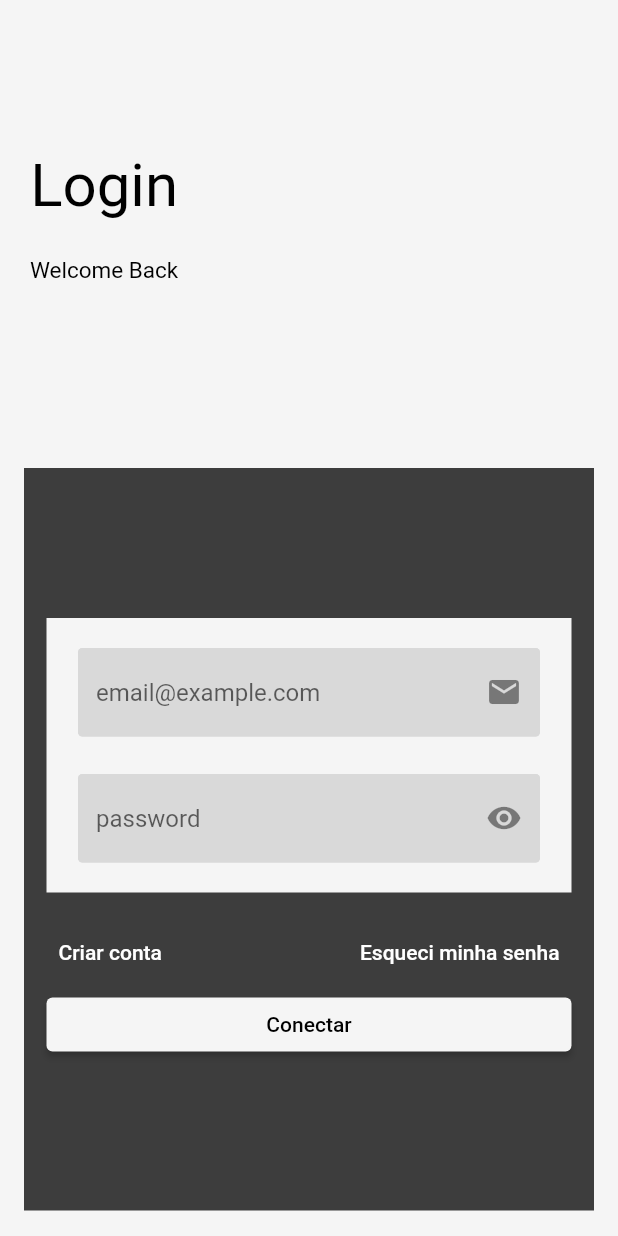
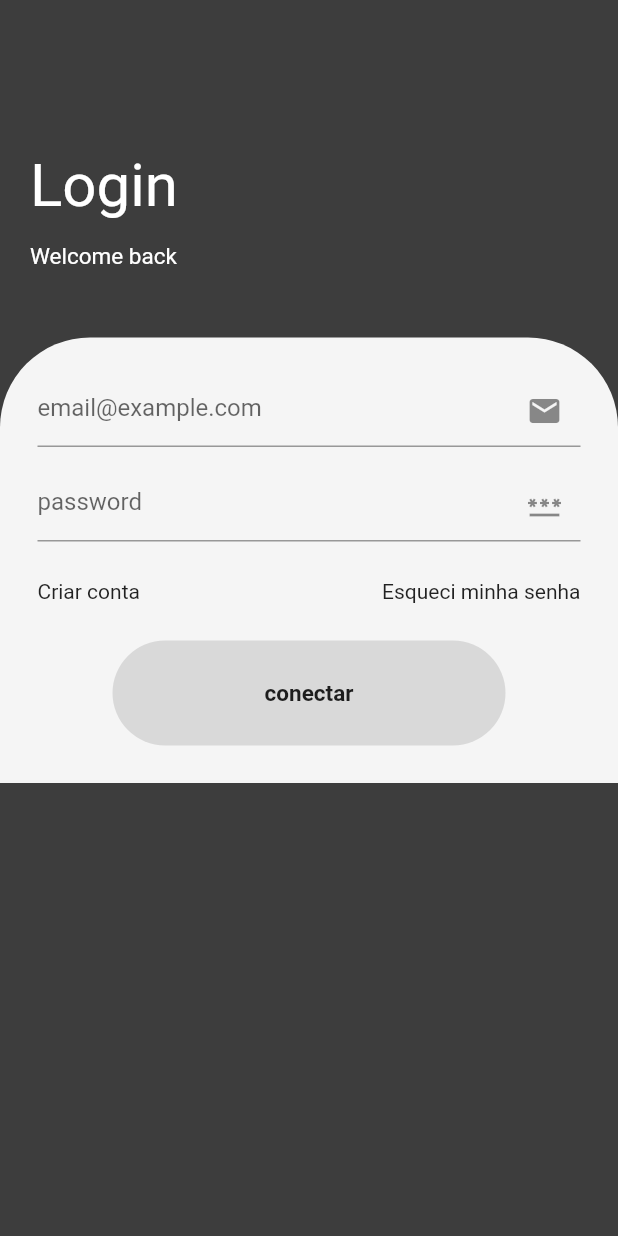
Before and after one commit to marcelosoa/review_projects, a Flutter app: the screen it shows after launch, on a phone screen of 412 x 824 dp. Run offline on Flutter 3.47's test engine with Material 2 defaults, Android fonts, the phone set to English and light mode, and no system bars; our stand-ins replace google_fonts.

Commit message:
new login

```diff
--- a/lib/app/modules/auth/login/login_page.dart
+++ b/lib/app/modules/auth/login/login_page.dart
@@ -14,129 +14,90 @@ class _LoginPageState extends State<LoginPage> {
   @override
   Widget build(BuildContext context) {
     return Scaffold(
+      backgroundColor: const Color(0XFF3D3D3D),
       body: SafeArea(
-        child: Container(
-          decoration: const BoxDecoration(color: Color(0XFFF5F5F5)),
+        child: SingleChildScrollView(
           child: Column(
             crossAxisAlignment: CrossAxisAlignment.start,
             children: <Widget>[
               const SizedBox(height: 80),
-              const Padding(
-                padding: EdgeInsets.all(20),
+              Padding(
+                padding: const EdgeInsets.all(20),
                 child: Column(
-                  children: <Widget>[
+                  crossAxisAlignment: CrossAxisAlignment.start,
+                  children: [
                     Text(
-                      "Login",
-                      style: TextStyle(color: Colors.black, fontSize: 40),
+                      'Login',
+                      style: TextStyle(color: Colors.white, fontSize: 40),
                     ),
-                    SizedBox(height: 24),
+                    SizedBox(height: 15),
                     Text(
-                      "Welcome Back",
-                      style: TextStyle(color: Colors.black, fontSize: 15),
+                      'Welcome back',
+                      style: TextStyle(color: Colors.white, fontSize: 15),
                     ),
                   ],
                 ),
               ),
-              const Spacer(), // Espaço flexível para empurrar o conteúdo para o topo
-              Transform.translate(
-                offset: const Offset(0, -1), // Ajuste vertical para cima
-                child: Container(
-                  color: const Color(0XFF3D3D3D),
-                  padding:
-                      const EdgeInsets.symmetric(horizontal: 15, vertical: 100),
-                  margin:
-                      const EdgeInsets.all(16), // Espaçamento em todos os lados
-                  child: SingleChildScrollView(
-                    child: Column(
-                      crossAxisAlignment: CrossAxisAlignment.stretch,
-                      children: <Widget>[
-                        Container(
-                          color: const Color(0XFFF5F5F5),
-                          child: Padding(
-                            padding: const EdgeInsets.all(20),
-                            child: Column(
-                              crossAxisAlignment: CrossAxisAlignment.stretch,
-                              children: <Widget>[
-                                Padding(
-                                  padding: const EdgeInsets.symmetric(
-                                      horizontal: 1),
-                                  child: TextFormField(
-                                    decoration: InputDecoration(
-                                      filled: true,
-                                      fillColor: const Color(0XFFD9D9D9),
-                                      hoverColor: const Color(0XFFD9D9D9),
-                                      enabledBorder: OutlineInputBorder(
-                                        borderRadius:
-                                            BorderRadius.circular(3),
-                                        borderSide: const BorderSide(
-                                          color: Color(0xFFD9D9D9),
-                                        ),
-                                      ),
-                                      hintText: 'email@example.com',
-                                      suffixIcon: const Icon(Icons.email),
-                                    ),
-                                  ),
-                                ),
-                                const SizedBox(height: 25),
-                                Padding(
-                                  padding: const EdgeInsets.symmetric(
-                                      horizontal: 1),
-                                  child: TextFormField(
-                                    decoration: InputDecoration(
-                                      filled: true,
-                                      fillColor: const Color(0XFFD9D9D9),
-                                      hoverColor: const Color(0XFFD9D9D9),
-                                      enabledBorder: OutlineInputBorder(
-                                        borderRadius:
-                                            BorderRadius.circular(3),
-                                        borderSide: const BorderSide(
-                                          color: Color(0xFFD9D9D9),
-                                        ),
-                                      ),
-                                      hintText: 'password',
-                                      suffixIcon: const Icon(Icons.remove_red_eye),
-                                    ),
-                                  ),
-                                ),
-                              ],
+              const SizedBox(height: 25),
+              Container(
+                decoration: const BoxDecoration(
+                  borderRadius: BorderRadius.only(
+                    topLeft: Radius.circular(60),
+                    topRight: Radius.circular(60),
+                  ),
+                  color: Color(0XFFF5F5F5),
+                ),
+                child: Padding(
+                  padding: const EdgeInsets.symmetric(horizontal: 25),
+                  child: Column(
+                    children: [
+                      SizedBox(height: 25),
+                      TextFormField(
+                        decoration: const InputDecoration(
+                          suffixIcon: Icon(Icons.email),
+                          hintText: 'email@example.com',
+                        ),
+                      ),
+                      const SizedBox(height: 15),
+                      TextFormField(
+                        decoration: const InputDecoration(
+                          hintText: 'password',
+                          suffixIcon: Icon(Icons.password),
+                        ),
+                      ),
+                      const SizedBox(height: 25),
+                      Row(
+                        mainAxisAlignment: MainAxisAlignment.spaceBetween,
+                        children: const [
+                          Text('Criar conta'),
+                          Text('Esqueci minha senha'),
+                        ],
+                      ),
+                      const SizedBox(height: 25),
+                      GestureDetector(
+                        onTap: () {
+                          print('cliquei');
+                        },
+                        child: Container(
+                          height: 70,
+                          margin: const EdgeInsets.symmetric(horizontal: 50),
+                          decoration: BoxDecoration(
+                            borderRadius: BorderRadius.circular(50),
+                            color: const Color(0XFFD9D9D9),
+                          ),
+                          child: Center(
+                            child: Text(
+                              'conectar',
+                              style: TextStyle(
+                                fontWeight: FontWeight.bold,
+                                fontSize: 15,
+                              ),
                             ),
                           ),
                         ),
-                        const SizedBox(
-                            height:
-                                16), // Espaçamento entre o formulário e os textos
-                        Row(
-                          mainAxisAlignment: MainAxisAlignment.spaceBetween,
-                          children: [
-                            TextButton(
-                              onPressed: () {},
-                              child: const Text(
-                                'Criar conta',
-                                style: TextStyle(color: Colors.white),
-                              ),
-                            ),
-                            const SizedBox(width: 20),
-                            TextButton(
-                              onPressed: () {},
-                              child: const Text(
-                                'Esqueci minha senha',
-                                style: TextStyle(color: Colors.white),
-                              ),
-                            ),
-                          ],
-                        ),
-                        ElevatedButton(
-                          onPressed: () {},
-                          style: ElevatedButton.styleFrom(
-                            primary: const Color(0XFFF5F5F5),
-                          ),
-                          child: const Text(
-                            'Conectar',
-                            style: TextStyle(color: Colors.black),
-                          ),
-                        ),
-                      ],
-                    ),
+                      ),
+                      const SizedBox(height: 25),
+                    ],
                   ),
                 ),
               ),
```
